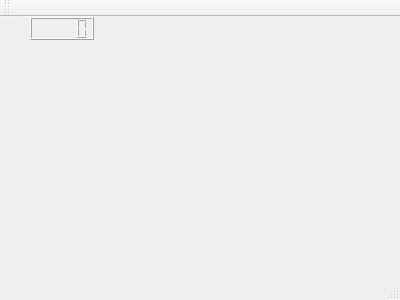
Qt form mainwindow.ui (boltma/MineSweeper) before a commit.
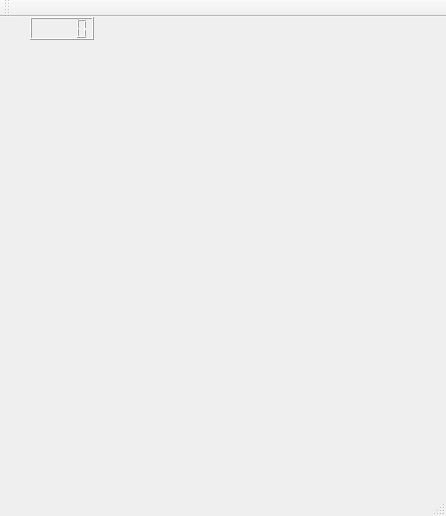
The same form after that commit. Custom widgets are drawn as their Qt base class.

```diff
--- a/mainwindow.ui
+++ b/mainwindow.ui
@@ -6,10 +6,16 @@
    <rect>
     <x>0</x>
     <y>0</y>
-    <width>400</width>
-    <height>300</height>
+    <width>446</width>
+    <height>516</height>
    </rect>
   </property>
+  <property name="sizePolicy">
+   <sizepolicy hsizetype="MinimumExpanding" vsizetype="Expanding">
+    <horstretch>3</horstretch>
+    <verstretch>3</verstretch>
+   </sizepolicy>
+  </property>
   <property name="windowTitle">
    <string>MainWindow</string>
   </property>
@@ -27,12 +33,18 @@
    <widget class="QWidget" name="widget" native="true">
     <property name="geometry">
      <rect>
-      <x>30</x>
-      <y>20</y>
-      <width>321</width>
-      <height>201</height>
+      <x>50</x>
+      <y>40</y>
+      <width>361</width>
+      <height>331</height>
      </rect>
     </property>
+    <property name="sizePolicy">
+     <sizepolicy hsizetype="Preferred" vsizetype="Preferred">
+      <horstretch>0</horstretch>
+      <verstretch>0</verstretch>
+     </sizepolicy>
+    </property>
    </widget>
   </widget>
   <widget class="QStatusBar" name="statusBar"/>
@@ -62,6 +74,12 @@
    <extends>QLCDNumber</extends>
    <header>timer.h</header>
   </customwidget>
+  <customwidget>
+   <class>MapPainter</class>
+   <extends>QWidget</extends>
+   <header location="global">mappainter.h</header>
+   <container>1</container>
+  </customwidget>
  </customwidgets>
  <resources/>
  <connections/>
```
Left out of the diff: 4 changed lines with no effect on the pictures.
